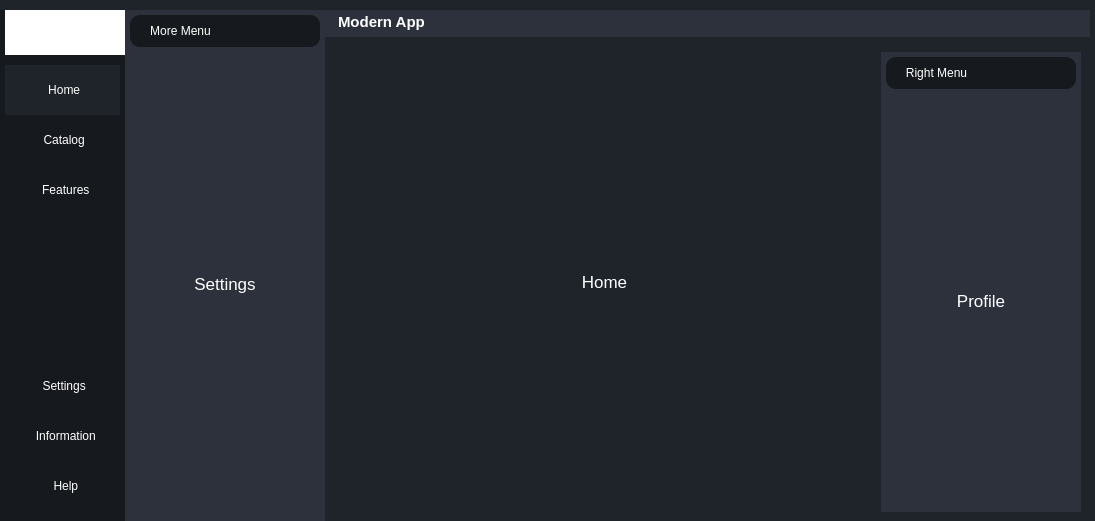
Before: the Qt Designer form mushrooms/mainwindow.ui in Svetlana-Y/YPPRPO, drawn with Qt 5.
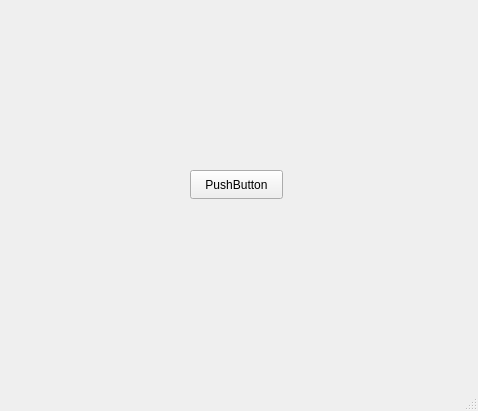
After: the same form once the commit is applied. Icons and pictures are not drawn.

```diff
--- a/mushrooms/mainwindow.ui
+++ b/mushrooms/mainwindow.ui
@@ -6,1077 +6,39 @@
    <rect>
     <x>0</x>
     <y>0</y>
-    <width>1095</width>
-    <height>521</height>
+    <width>478</width>
+    <height>411</height>
    </rect>
   </property>
   <property name="windowTitle">
    <string>MainWindow</string>
   </property>
-  <property name="styleSheet">
-   <string notr="true">*{
-	border:none;
-	background-color: transparent;	
-	background:  transparent;
-	padding: 0;
-	margin: 0;
-	color: #fff;
-}
-
-#centralwidget{
-	background-color: #1f232a;
-}
-
-#leftMenuSubContainer{
-	background-color: #16191d;
-}
-
-leftMenuSubContainer QPushButton{
-	text-aligh: left;
-	padding: 5px 10px;
-	border-top-left-radius: 10px;
-	border-bottom-left-radius: 10px;
-}
-
-#centerMenuSubContainer,  #rightMenuSubContainer{
-	background-color: #2c313c;
-}
-
-#frame_4, #frame_8{
-	background-color: #16191d;
-	border-radius: 10px;
-}
-
-#headerContainer{
-	background-color: #2c313c;
-}</string>
-  </property>
   <widget class="QWidget" name="centralwidget">
-   <layout class="QHBoxLayout" name="horizontalLayout">
-    <property name="spacing">
-     <number>0</number>
+   <widget class="QPushButton" name="pushButton">
+    <property name="geometry">
+     <rect>
+      <x>190</x>
+      <y>170</y>
+      <width>93</width>
+      <height>29</height>
+     </rect>
     </property>
-    <property name="leftMargin">
-     <number>0</number>
+    <property name="text">
+     <string>PushButton</string>
     </property>
-    <property name="topMargin">
-     <number>10</number>
-    </property>
-    <property name="rightMargin">
-     <number>5</number>
-    </property>
-    <property name="bottomMargin">
-     <number>0</number>
-    </property>
-    <item alignment="Qt::AlignmentFlag::AlignLeft">
-     <widget class="QWidget" name="leftMenuContainer" native="true">
-      <layout class="QVBoxLayout" name="verticalLayout">
-       <property name="spacing">
-        <number>0</number>
-       </property>
-       <property name="leftMargin">
-        <number>0</number>
-       </property>
-       <property name="topMargin">
-        <number>0</number>
-       </property>
-       <property name="rightMargin">
-        <number>0</number>
-       </property>
-       <property name="bottomMargin">
-        <number>0</number>
-       </property>
-       <item alignment="Qt::AlignmentFlag::AlignLeft">
-        <widget class="QWidget" name="leftMenuSubContainer" native="true">
-         <property name="sizePolicy">
-          <sizepolicy hsizetype="Preferred" vsizetype="Preferred">
-           <horstretch>0</horstretch>
-           <verstretch>0</verstretch>
-          </sizepolicy>
-         </property>
-         <layout class="QVBoxLayout" name="verticalLayout_2">
-          <property name="spacing">
-           <number>0</number>
-          </property>
-          <property name="leftMargin">
-           <number>5</number>
-          </property>
-          <property name="topMargin">
-           <number>0</number>
-          </property>
-          <property name="rightMargin">
-           <number>0</number>
-          </property>
-          <property name="bottomMargin">
-           <number>0</number>
-          </property>
-          <item alignment="Qt::AlignmentFlag::AlignTop">
-           <widget class="QFrame" name="frame">
-            <property name="styleSheet">
-             <string notr="true">QPushButton{
-	width: 120px;
-	height : 55px;
-}
-</string>
-            </property>
-            <property name="frameShape">
-             <enum>QFrame::Shape::StyledPanel</enum>
-            </property>
-            <property name="frameShadow">
-             <enum>QFrame::Shadow::Raised</enum>
-            </property>
-            <layout class="QHBoxLayout" name="horizontalLayout_2">
-             <property name="spacing">
-              <number>0</number>
-             </property>
-             <property name="leftMargin">
-              <number>0</number>
-             </property>
-             <property name="topMargin">
-              <number>0</number>
-             </property>
-             <property name="rightMargin">
-              <number>0</number>
-             </property>
-             <property name="bottomMargin">
-              <number>0</number>
-             </property>
-             <item alignment="Qt::AlignmentFlag::AlignLeft">
-              <widget class="QPushButton" name="menuBtn">
-               <property name="toolTip">
-                <string>Menu</string>
-               </property>
-               <property name="styleSheet">
-                <string notr="true">QPushButton{
-	background-color: #ffffff;
-	height: 45px;
-}
-
-QPushButton QToolTip {background-color: #1f232a;}</string>
-               </property>
-               <property name="text">
-                <string/>
-               </property>
-               <property name="icon">
-                <iconset resource="resource.qrc">
-                 <normaloff>:/resource/img/align-justify.svg</normaloff>:/resource/img/align-justify.svg</iconset>
-               </property>
-               <property name="iconSize">
-                <size>
-                 <width>24</width>
-                 <height>24</height>
-                </size>
-               </property>
-              </widget>
-             </item>
-            </layout>
-           </widget>
-          </item>
-          <item alignment="Qt::AlignmentFlag::AlignTop">
-           <widget class="QFrame" name="frame_2">
-            <property name="enabled">
-             <bool>true</bool>
-            </property>
-            <property name="sizePolicy">
-             <sizepolicy hsizetype="Preferred" vsizetype="Fixed">
-              <horstretch>0</horstretch>
-              <verstretch>0</verstretch>
-             </sizepolicy>
-            </property>
-            <property name="styleSheet">
-             <string notr="true">QPushButton{
-	width: 115px;
-	height : 50px;
-}</string>
-            </property>
-            <property name="frameShape">
-             <enum>QFrame::Shape::StyledPanel</enum>
-            </property>
-            <property name="frameShadow">
-             <enum>QFrame::Shadow::Raised</enum>
-            </property>
-            <layout class="QVBoxLayout" name="verticalLayout_3">
-             <property name="spacing">
-              <number>0</number>
-             </property>
-             <property name="leftMargin">
-              <number>0</number>
-             </property>
-             <property name="topMargin">
-              <number>10</number>
-             </property>
-             <property name="rightMargin">
-              <number>0</number>
-             </property>
-             <property name="bottomMargin">
-              <number>10</number>
-             </property>
-             <item alignment="Qt::AlignmentFlag::AlignLeft">
-              <widget class="QPushButton" name="homeBtn">
-               <property name="toolTip">
-                <string>Home</string>
-               </property>
-               <property name="styleSheet">
-                <string notr="true">background-color: #1f232a;
-</string>
-               </property>
-               <property name="text">
-                <string> Home</string>
-               </property>
-               <property name="icon">
-                <iconset resource="resource.qrc">
-                 <normaloff>:/resource/img/home.svg</normaloff>:/resource/img/home.svg</iconset>
-               </property>
-               <property name="iconSize">
-                <size>
-                 <width>24</width>
-                 <height>24</height>
-                </size>
-               </property>
-              </widget>
-             </item>
-             <item alignment="Qt::AlignmentFlag::AlignLeft">
-              <widget class="QPushButton" name="catalogBtn">
-               <property name="sizePolicy">
-                <sizepolicy hsizetype="Minimum" vsizetype="Fixed">
-                 <horstretch>0</horstretch>
-                 <verstretch>0</verstretch>
-                </sizepolicy>
-               </property>
-               <property name="toolTip">
-                <string>Catalog</string>
-               </property>
-               <property name="styleSheet">
-                <string notr="true">QPushButton QToolTip {background-color: #1f232a;}</string>
-               </property>
-               <property name="text">
-                <string> Сatalog</string>
-               </property>
-               <property name="icon">
-                <iconset resource="resource.qrc">
-                 <normaloff>:/resource/img/book-open.svg</normaloff>:/resource/img/book-open.svg</iconset>
-               </property>
-               <property name="iconSize">
-                <size>
-                 <width>24</width>
-                 <height>24</height>
-                </size>
-               </property>
-              </widget>
-             </item>
-             <item alignment="Qt::AlignmentFlag::AlignLeft">
-              <widget class="QPushButton" name="featuresBtn">
-               <property name="toolTip">
-                <string>Features</string>
-               </property>
-               <property name="styleSheet">
-                <string notr="true">QPushButton QToolTip {background-color: #1f232a;}
-</string>
-               </property>
-               <property name="text">
-                <string>  Features</string>
-               </property>
-               <property name="icon">
-                <iconset resource="resource.qrc">
-                 <normaloff>:/resource/img/eye.svg</normaloff>:/resource/img/eye.svg</iconset>
-               </property>
-               <property name="iconSize">
-                <size>
-                 <width>24</width>
-                 <height>24</height>
-                </size>
-               </property>
-              </widget>
-             </item>
-            </layout>
-           </widget>
-          </item>
-          <item>
-           <spacer name="verticalSpacer">
-            <property name="orientation">
-             <enum>Qt::Orientation::Vertical</enum>
-            </property>
-            <property name="sizeType">
-             <enum>QSizePolicy::Policy::Expanding</enum>
-            </property>
-            <property name="sizeHint" stdset="0">
-             <size>
-              <width>20</width>
-              <height>50</height>
-             </size>
-            </property>
-           </spacer>
-          </item>
-          <item alignment="Qt::AlignmentFlag::AlignBottom">
-           <widget class="QFrame" name="frame_3">
-            <property name="enabled">
-             <bool>true</bool>
-            </property>
-            <property name="styleSheet">
-             <string notr="true">QPushButton{
-	width: 115px;
-	height : 50px;
-}</string>
-            </property>
-            <property name="frameShape">
-             <enum>QFrame::Shape::StyledPanel</enum>
-            </property>
-            <property name="frameShadow">
-             <enum>QFrame::Shadow::Raised</enum>
-            </property>
-            <layout class="QVBoxLayout" name="verticalLayout_4">
-             <property name="spacing">
-              <number>0</number>
-             </property>
-             <property name="leftMargin">
-              <number>0</number>
-             </property>
-             <property name="topMargin">
-              <number>10</number>
-             </property>
-             <property name="rightMargin">
-              <number>0</number>
-             </property>
-             <property name="bottomMargin">
-              <number>10</number>
-             </property>
-             <item alignment="Qt::AlignmentFlag::AlignLeft">
-              <widget class="QPushButton" name="settingsBtn">
-               <property name="toolTip">
-                <string>Settings</string>
-               </property>
-               <property name="styleSheet">
-                <string notr="true">QPushButton QToolTip {background-color: #1f232a;}</string>
-               </property>
-               <property name="text">
-                <string> Settings</string>
-               </property>
-               <property name="icon">
-                <iconset resource="resource.qrc">
-                 <normaloff>:/resource/img/settings.svg</normaloff>:/resource/img/settings.svg</iconset>
-               </property>
-               <property name="iconSize">
-                <size>
-                 <width>24</width>
-                 <height>24</height>
-                </size>
-               </property>
-              </widget>
-             </item>
-             <item alignment="Qt::AlignmentFlag::AlignLeft">
-              <widget class="QPushButton" name="infoBtn">
-               <property name="toolTip">
-                <string>Information</string>
-               </property>
-               <property name="styleSheet">
-                <string notr="true">QPushButton QToolTip {background-color: #1f232a;}</string>
-               </property>
-               <property name="text">
-                <string>  Information</string>
-               </property>
-               <property name="icon">
-                <iconset resource="resource.qrc">
-                 <normaloff>:/resource/img/info.svg</normaloff>:/resource/img/info.svg</iconset>
-               </property>
-               <property name="iconSize">
-                <size>
-                 <width>24</width>
-                 <height>24</height>
-                </size>
-               </property>
-              </widget>
-             </item>
-             <item alignment="Qt::AlignmentFlag::AlignLeft">
-              <widget class="QPushButton" name="helpBtn">
-               <property name="toolTip">
-                <string>Help</string>
-               </property>
-               <property name="styleSheet">
-                <string notr="true">QPushButton QToolTip {background-color: #1f232a;}</string>
-               </property>
-               <property name="text">
-                <string>  Help</string>
-               </property>
-               <property name="icon">
-                <iconset resource="resource.qrc">
-                 <normaloff>:/resource/img/help-circle.svg</normaloff>:/resource/img/help-circle.svg</iconset>
-               </property>
-               <property name="iconSize">
-                <size>
-                 <width>24</width>
-                 <height>24</height>
-                </size>
-               </property>
-              </widget>
-             </item>
-            </layout>
-           </widget>
-          </item>
-         </layout>
-        </widget>
-       </item>
-      </layout>
-     </widget>
-    </item>
-    <item alignment="Qt::AlignmentFlag::AlignLeft">
-     <widget class="QWidget" name="centerMenuContainer" native="true">
-      <property name="minimumSize">
-       <size>
-        <width>200</width>
-        <height>0</height>
-       </size>
-      </property>
-      <layout class="QVBoxLayout" name="verticalLayout_5">
-       <property name="spacing">
-        <number>0</number>
-       </property>
-       <property name="leftMargin">
-        <number>0</number>
-       </property>
-       <property name="topMargin">
-        <number>0</number>
-       </property>
-       <property name="rightMargin">
-        <number>0</number>
-       </property>
-       <property name="bottomMargin">
-        <number>0</number>
-       </property>
-       <item>
-        <widget class="QWidget" name="centerMenuSubContainer" native="true">
-         <layout class="QVBoxLayout" name="verticalLayout_6">
-          <property name="spacing">
-           <number>5</number>
-          </property>
-          <property name="leftMargin">
-           <number>5</number>
-          </property>
-          <property name="topMargin">
-           <number>5</number>
-          </property>
-          <property name="rightMargin">
-           <number>5</number>
-          </property>
-          <property name="bottomMargin">
-           <number>5</number>
-          </property>
-          <item alignment="Qt::AlignmentFlag::AlignTop">
-           <widget class="QFrame" name="frame_4">
-            <property name="sizePolicy">
-             <sizepolicy hsizetype="Minimum" vsizetype="Minimum">
-              <horstretch>0</horstretch>
-              <verstretch>0</verstretch>
-             </sizepolicy>
-            </property>
-            <property name="frameShape">
-             <enum>QFrame::Shape::StyledPanel</enum>
-            </property>
-            <property name="frameShadow">
-             <enum>QFrame::Shadow::Raised</enum>
-            </property>
-            <layout class="QHBoxLayout" name="horizontalLayout_3">
-             <item>
-              <widget class="QLabel" name="label">
-               <property name="text">
-                <string>More Menu</string>
-               </property>
-               <property name="alignment">
-                <set>Qt::AlignmentFlag::AlignCenter</set>
-               </property>
-              </widget>
-             </item>
-             <item alignment="Qt::AlignmentFlag::AlignRight">
-              <widget class="QPushButton" name="pushButton">
-               <property name="toolTip">
-                <string>Close Menu</string>
-               </property>
-               <property name="styleSheet">
-                <string notr="true">QPushButton QToolTip {background-color: #1f232a;}</string>
-               </property>
-               <property name="text">
-                <string/>
-               </property>
-               <property name="icon">
-                <iconset resource="resource.qrc">
-                 <normaloff>:/resource/img/x-circle.svg</normaloff>:/resource/img/x-circle.svg</iconset>
-               </property>
-               <property name="iconSize">
-                <size>
-                 <width>24</width>
-                 <height>24</height>
-                </size>
-               </property>
-              </widget>
-             </item>
-            </layout>
-           </widget>
-          </item>
-          <item>
-           <widget class="QStackedWidget" name="stackedWidget">
-            <widget class="QWidget" name="page">
-             <layout class="QVBoxLayout" name="verticalLayout_7">
-              <item>
-               <widget class="QLabel" name="label_2">
-                <property name="font">
-                 <font>
-                  <pointsize>13</pointsize>
-                 </font>
-                </property>
-                <property name="text">
-                 <string>Settings</string>
-                </property>
-                <property name="alignment">
-                 <set>Qt::AlignmentFlag::AlignCenter</set>
-                </property>
-               </widget>
-              </item>
-             </layout>
-            </widget>
-            <widget class="QWidget" name="page_2">
-             <layout class="QVBoxLayout" name="verticalLayout_8">
-              <item>
-               <widget class="QLabel" name="label_3">
-                <property name="font">
-                 <font>
-                  <pointsize>13</pointsize>
-                 </font>
-                </property>
-                <property name="text">
-                 <string>Information</string>
-                </property>
-                <property name="alignment">
-                 <set>Qt::AlignmentFlag::AlignCenter</set>
-                </property>
-               </widget>
-              </item>
-             </layout>
-            </widget>
-            <widget class="QWidget" name="page_3">
-             <layout class="QVBoxLayout" name="verticalLayout_9">
-              <item>
-               <widget class="QLabel" name="label_4">
-                <property name="font">
-                 <font>
-                  <pointsize>13</pointsize>
-                 </font>
-                </property>
-                <property name="text">
-                 <string>Help</string>
-                </property>
-                <property name="alignment">
-                 <set>Qt::AlignmentFlag::AlignCenter</set>
-                </property>
-               </widget>
-              </item>
-             </layout>
-            </widget>
-           </widget>
-          </item>
-         </layout>
-        </widget>
-       </item>
-      </layout>
-     </widget>
-    </item>
-    <item>
-     <widget class="QWidget" name="mainBodyContainer" native="true">
-      <property name="sizePolicy">
-       <sizepolicy hsizetype="Expanding" vsizetype="Preferred">
-        <horstretch>0</horstretch>
-        <verstretch>0</verstretch>
-       </sizepolicy>
-      </property>
-      <property name="font">
-       <font>
-        <pointsize>9</pointsize>
-       </font>
-      </property>
-      <property name="styleSheet">
-       <string notr="true"/>
-      </property>
-      <layout class="QVBoxLayout" name="verticalLayout_10">
-       <property name="spacing">
-        <number>6</number>
-       </property>
-       <property name="leftMargin">
-        <number>0</number>
-       </property>
-       <property name="topMargin">
-        <number>0</number>
-       </property>
-       <property name="rightMargin">
-        <number>0</number>
-       </property>
-       <property name="bottomMargin">
-        <number>0</number>
-       </property>
-       <item alignment="Qt::AlignmentFlag::AlignTop">
-        <widget class="QWidget" name="headerContainer" native="true">
-         <layout class="QHBoxLayout" name="horizontalLayout_5">
-          <property name="spacing">
-           <number>6</number>
-          </property>
-          <property name="leftMargin">
-           <number>0</number>
-          </property>
-          <property name="topMargin">
-           <number>3</number>
-          </property>
-          <property name="rightMargin">
-           <number>0</number>
-          </property>
-          <property name="bottomMargin">
-           <number>3</number>
-          </property>
-          <item alignment="Qt::AlignmentFlag::AlignLeft|Qt::AlignmentFlag::AlignVCenter">
-           <widget class="QFrame" name="frame_5">
-            <property name="frameShape">
-             <enum>QFrame::Shape::StyledPanel</enum>
-            </property>
-            <property name="frameShadow">
-             <enum>QFrame::Shadow::Raised</enum>
-            </property>
-            <layout class="QHBoxLayout" name="horizontalLayout_7">
-             <property name="spacing">
-              <number>6</number>
-             </property>
-             <property name="leftMargin">
-              <number>0</number>
-             </property>
-             <property name="topMargin">
-              <number>0</number>
-             </property>
-             <property name="rightMargin">
-              <number>0</number>
-             </property>
-             <property name="bottomMargin">
-              <number>3</number>
-             </property>
-             <item>
-              <widget class="QLabel" name="label_5">
-               <property name="maximumSize">
-                <size>
-                 <width>35</width>
-                 <height>35</height>
-                </size>
-               </property>
-               <property name="font">
-                <font>
-                 <pointsize>9</pointsize>
-                </font>
-               </property>
-               <property name="text">
-                <string/>
-               </property>
-               <property name="pixmap">
-                <pixmap resource="resource.qrc">:/resource/img/pngwing.com.png</pixmap>
-               </property>
-               <property name="scaledContents">
-                <bool>true</bool>
-               </property>
-               <property name="alignment">
-                <set>Qt::AlignmentFlag::AlignLeading|Qt::AlignmentFlag::AlignLeft|Qt::AlignmentFlag::AlignVCenter</set>
-               </property>
-               <property name="margin">
-                <number>0</number>
-               </property>
-              </widget>
-             </item>
-             <item>
-              <widget class="QLabel" name="label_6">
-               <property name="font">
-                <font>
-                 <pointsize>11</pointsize>
-                 <bold>true</bold>
-                </font>
-               </property>
-               <property name="text">
-                <string>Modern App</string>
-               </property>
-              </widget>
-             </item>
-            </layout>
-           </widget>
-          </item>
-          <item alignment="Qt::AlignmentFlag::AlignHCenter">
-           <widget class="QFrame" name="frame_6">
-            <property name="frameShape">
-             <enum>QFrame::Shape::StyledPanel</enum>
-            </property>
-            <property name="frameShadow">
-             <enum>QFrame::Shadow::Raised</enum>
-            </property>
-            <layout class="QHBoxLayout" name="horizontalLayout_6">
-             <property name="spacing">
-              <number>6</number>
-             </property>
-             <property name="leftMargin">
-              <number>0</number>
-             </property>
-             <property name="topMargin">
-              <number>0</number>
-             </property>
-             <property name="rightMargin">
-              <number>0</number>
-             </property>
-             <property name="bottomMargin">
-              <number>0</number>
-             </property>
-             <item>
-              <widget class="QPushButton" name="pushButton_6">
-               <property name="toolTip">
-                <string>More</string>
-               </property>
-               <property name="text">
-                <string/>
-               </property>
-               <property name="icon">
-                <iconset resource="resource.qrc">
-                 <normaloff>:/resource/img/more-horizontal.svg</normaloff>:/resource/img/more-horizontal.svg</iconset>
-               </property>
-               <property name="iconSize">
-                <size>
-                 <width>24</width>
-                 <height>24</height>
-                </size>
-               </property>
-              </widget>
-             </item>
-             <item>
-              <widget class="QPushButton" name="pushButton_5">
-               <property name="toolTip">
-                <string>Profile</string>
-               </property>
-               <property name="text">
-                <string/>
-               </property>
-               <property name="icon">
-                <iconset resource="resource.qrc">
-                 <normaloff>:/resource/img/user.svg</normaloff>:/resource/img/user.svg</iconset>
-               </property>
-               <property name="iconSize">
-                <size>
-                 <width>24</width>
-                 <height>24</height>
-                </size>
-               </property>
-              </widget>
-             </item>
-            </layout>
-           </widget>
-          </item>
-          <item alignment="Qt::AlignmentFlag::AlignRight">
-           <widget class="QFrame" name="frame_7">
-            <property name="frameShape">
-             <enum>QFrame::Shape::StyledPanel</enum>
-            </property>
-            <property name="frameShadow">
-             <enum>QFrame::Shadow::Raised</enum>
-            </property>
-            <layout class="QHBoxLayout" name="horizontalLayout_4">
-             <property name="spacing">
-              <number>6</number>
-             </property>
-             <property name="leftMargin">
-              <number>0</number>
-             </property>
-             <property name="topMargin">
-              <number>0</number>
-             </property>
-             <property name="rightMargin">
-              <number>0</number>
-             </property>
-             <property name="bottomMargin">
-              <number>0</number>
-             </property>
-             <item>
-              <widget class="QPushButton" name="minimizeBtn">
-               <property name="toolTip">
-                <string>Minimize window</string>
-               </property>
-               <property name="text">
-                <string/>
-               </property>
-               <property name="icon">
-                <iconset resource="resource.qrc">
-                 <normaloff>:/resource/img/minus.svg</normaloff>:/resource/img/minus.svg</iconset>
-               </property>
-               <property name="iconSize">
-                <size>
-                 <width>24</width>
-                 <height>24</height>
-                </size>
-               </property>
-              </widget>
-             </item>
-             <item>
-              <widget class="QPushButton" name="restoreBtn">
-               <property name="toolTip">
-                <string>Restore window</string>
-               </property>
-               <property name="text">
-                <string/>
-               </property>
-               <property name="icon">
-                <iconset resource="resource.qrc">
-                 <normaloff>:/resource/img/square.svg</normaloff>:/resource/img/square.svg</iconset>
-               </property>
-               <property name="iconSize">
-                <size>
-                 <width>24</width>
-                 <height>24</height>
-                </size>
-               </property>
-              </widget>
-             </item>
-             <item>
-              <widget class="QPushButton" name="closeBtn">
-               <property name="toolTip">
-                <string>Close Window</string>
-               </property>
-               <property name="text">
-                <string/>
-               </property>
-               <property name="icon">
-                <iconset resource="resource.qrc">
-                 <normaloff>:/resource/img/x.svg</normaloff>:/resource/img/x.svg</iconset>
-               </property>
-               <property name="iconSize">
-                <size>
-                 <width>24</width>
-                 <height>24</height>
-                </size>
-               </property>
-              </widget>
-             </item>
-            </layout>
-           </widget>
-          </item>
-         </layout>
-        </widget>
-       </item>
-       <item>
-        <widget class="QWidget" name="mainBodyContent" native="true">
-         <property name="sizePolicy">
-          <sizepolicy hsizetype="Preferred" vsizetype="Expanding">
-           <horstretch>0</horstretch>
-           <verstretch>0</verstretch>
-          </sizepolicy>
-         </property>
-         <layout class="QHBoxLayout" name="horizontalLayout_8">
-          <item>
-           <widget class="QWidget" name="mainContentsContainer" native="true">
-            <layout class="QVBoxLayout" name="verticalLayout_15">
-             <item>
-              <widget class="QStackedWidget" name="stackedWidget_3">
-               <widget class="QWidget" name="page_6">
-                <layout class="QVBoxLayout" name="verticalLayout_16">
-                 <item>
-                  <widget class="QLabel" name="label_10">
-                   <property name="font">
-                    <font>
-                     <pointsize>13</pointsize>
-                    </font>
-                   </property>
-                   <property name="text">
-                    <string>Home</string>
-                   </property>
-                   <property name="alignment">
-                    <set>Qt::AlignmentFlag::AlignCenter</set>
-                   </property>
-                  </widget>
-                 </item>
-                </layout>
-               </widget>
-               <widget class="QWidget" name="page_7">
-                <layout class="QVBoxLayout" name="verticalLayout_17">
-                 <item>
-                  <widget class="QLabel" name="label_11">
-                   <property name="font">
-                    <font>
-                     <pointsize>13</pointsize>
-                    </font>
-                   </property>
-                   <property name="text">
-                    <string>Catalog</string>
-                   </property>
-                   <property name="alignment">
-                    <set>Qt::AlignmentFlag::AlignCenter</set>
-                   </property>
-                  </widget>
-                 </item>
-                </layout>
-               </widget>
-               <widget class="QWidget" name="page_8">
-                <layout class="QVBoxLayout" name="verticalLayout_18">
-                 <item>
-                  <widget class="QLabel" name="label_12">
-                   <property name="font">
-                    <font>
-                     <pointsize>13</pointsize>
-                    </font>
-                   </property>
-                   <property name="text">
-                    <string>Features</string>
-                   </property>
-                   <property name="alignment">
-                    <set>Qt::AlignmentFlag::AlignCenter</set>
-                   </property>
-                  </widget>
-                 </item>
-                </layout>
-               </widget>
-              </widget>
-             </item>
-            </layout>
-           </widget>
-          </item>
-          <item alignment="Qt::AlignmentFlag::AlignRight">
-           <widget class="QWidget" name="rightMenuContainer" native="true">
-            <property name="minimumSize">
-             <size>
-              <width>200</width>
-              <height>0</height>
-             </size>
-            </property>
-            <layout class="QVBoxLayout" name="verticalLayout_11">
-             <property name="spacing">
-              <number>0</number>
-             </property>
-             <property name="leftMargin">
-              <number>0</number>
-             </property>
-             <property name="topMargin">
-              <number>0</number>
-             </property>
-             <property name="rightMargin">
-              <number>0</number>
-             </property>
-             <property name="bottomMargin">
-              <number>0</number>
-             </property>
-             <item>
-              <widget class="QWidget" name="rightMenuSubContainer" native="true">
-               <property name="minimumSize">
-                <size>
-                 <width>200</width>
-                 <height>0</height>
-                </size>
-               </property>
-               <layout class="QVBoxLayout" name="verticalLayout_12">
-                <property name="spacing">
-                 <number>5</number>
-                </property>
-                <property name="leftMargin">
-                 <number>5</number>
-                </property>
-                <property name="topMargin">
-                 <number>5</number>
-                </property>
-                <property name="rightMargin">
-                 <number>5</number>
-                </property>
-                <property name="bottomMargin">
-                 <number>5</number>
-                </property>
-                <item>
-                 <widget class="QFrame" name="frame_8">
-                  <property name="frameShape">
-                   <enum>QFrame::Shape::StyledPanel</enum>
-                  </property>
-                  <property name="frameShadow">
-                   <enum>QFrame::Shadow::Raised</enum>
-                  </property>
-                  <layout class="QHBoxLayout" name="horizontalLayout_9">
-                   <item>
-                    <widget class="QLabel" name="label_7">
-                     <property name="text">
-                      <string>Right Menu</string>
-                     </property>
-                     <property name="alignment">
-                      <set>Qt::AlignmentFlag::AlignCenter</set>
-                     </property>
-                    </widget>
-                   </item>
-                   <item alignment="Qt::AlignmentFlag::AlignRight">
-                    <widget class="QPushButton" name="pushButton_7">
-                     <property name="toolTip">
-                      <string>Close Menu</string>
-                     </property>
-                     <property name="text">
-                      <string/>
-                     </property>
-                     <property name="icon">
-                      <iconset resource="resource.qrc">
-                       <normaloff>:/resource/img/x-circle.svg</normaloff>:/resource/img/x-circle.svg</iconset>
-                     </property>
-                     <property name="iconSize">
-                      <size>
-                       <width>24</width>
-                       <height>24</height>
-                      </size>
-                     </property>
-                    </widget>
-                   </item>
-                  </layout>
-                 </widget>
-                </item>
-                <item>
-                 <widget class="QStackedWidget" name="stackedWidget_2">
-                  <widget class="QWidget" name="page_4">
-                   <layout class="QVBoxLayout" name="verticalLayout_13">
-                    <item>
-                     <widget class="QLabel" name="label_8">
-                      <property name="font">
-                       <font>
-                        <pointsize>13</pointsize>
-                       </font>
-                      </property>
-                      <property name="text">
-                       <string>Profile</string>
-                      </property>
-                      <property name="alignment">
-                       <set>Qt::AlignmentFlag::AlignCenter</set>
-                      </property>
-                     </widget>
-                    </item>
-                   </layout>
-                  </widget>
-                  <widget class="QWidget" name="page_5">
-                   <layout class="QVBoxLayout" name="verticalLayout_14">
-                    <item>
-                     <widget class="QLabel" name="label_9">
-                      <property name="font">
-                       <font>
-                        <pointsize>13</pointsize>
-                       </font>
-                      </property>
-                      <property name="text">
-                       <string>More...</string>
-                      </property>
-                      <property name="alignment">
-                       <set>Qt::AlignmentFlag::AlignCenter</set>
-                      </property>
-                     </widget>
-                    </item>
-                   </layout>
-                  </widget>
-                 </widget>
-                </item>
-               </layout>
-              </widget>
-             </item>
-            </layout>
-           </widget>
-          </item>
-         </layout>
-        </widget>
-       </item>
-      </layout>
-     </widget>
-    </item>
-   </layout>
+   </widget>
   </widget>
+  <widget class="QMenuBar" name="menubar">
+   <property name="geometry">
+    <rect>
+     <x>0</x>
+     <y>0</y>
+     <width>478</width>
+     <height>26</height>
+    </rect>
+   </property>
+  </widget>
+  <widget class="QStatusBar" name="statusbar"/>
  </widget>
  <resources>
   <include location="resource.qrc"/>
```
Left out of the diff: 4 changed lines with no effect on the pictures.
